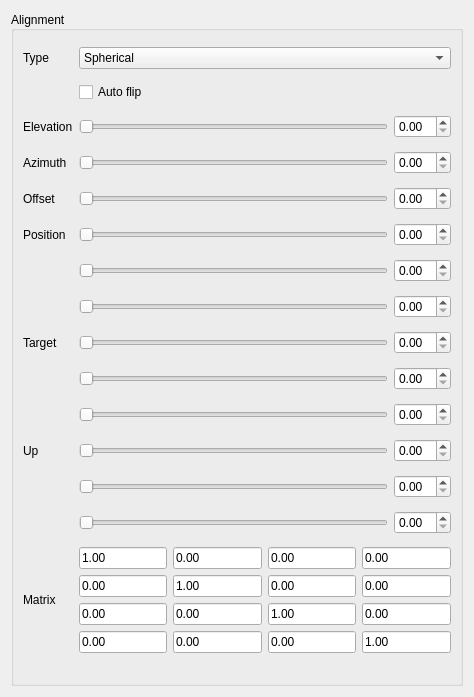
Before: the Qt Designer form ui/AlignmentWidget.ui in ThomasKroes/exposure-render.ercore, drawn with Qt 5.
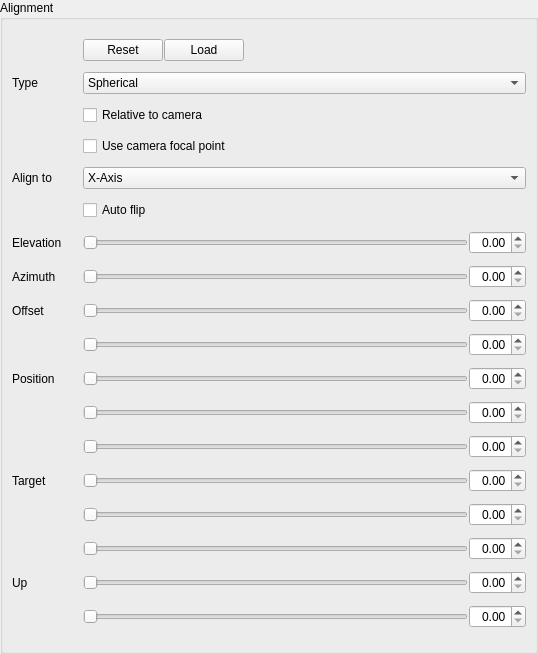
After: the same form once the commit is applied.

Patch:
```diff
--- a/ui/AlignmentWidget.ui
+++ b/ui/AlignmentWidget.ui
@@ -6,355 +6,388 @@
    <rect>
     <x>0</x>
     <y>0</y>
-    <width>474</width>
-    <height>697</height>
+    <width>538</width>
+    <height>654</height>
    </rect>
   </property>
   <property name="windowTitle">
    <string>Form</string>
   </property>
-  <layout class="QVBoxLayout" name="verticalLayout">
-   <item>
-    <widget class="QGroupBox" name="AlignmentGroupBox">
-     <property name="sizePolicy">
-      <sizepolicy hsizetype="Preferred" vsizetype="Minimum">
-       <horstretch>0</horstretch>
-       <verstretch>0</verstretch>
-      </sizepolicy>
-     </property>
+  <layout class="QGridLayout" name="gridLayout">
+   <property name="margin">
+    <number>0</number>
+   </property>
+   <item row="2" column="0">
+    <widget class="QGroupBox" name="groupBox">
      <property name="title">
       <string>Alignment</string>
      </property>
-     <property name="alignment">
-      <set>Qt::AlignLeading|Qt::AlignLeft|Qt::AlignVCenter</set>
-     </property>
-     <layout class="QGridLayout" name="gridLayout">
-      <item row="4" column="0">
+     <layout class="QGridLayout" name="gridLayout_2">
+      <property name="spacing">
+       <number>1</number>
+      </property>
+      <item row="7" column="0">
        <widget class="QLabel" name="AzimuthLabel">
         <property name="text">
          <string>Azimuth</string>
         </property>
        </widget>
       </item>
-      <item row="3" column="3">
-       <widget class="QDoubleSpinBox" name="ElevationSpinBox"/>
-      </item>
-      <item row="3" column="0">
-       <widget class="QLabel" name="ElevationLabel">
+      <item row="0" column="1">
+       <widget class="QPushButton" name="pushButton">
         <property name="text">
-         <string>Elevation</string>
+         <string>Reset</string>
         </property>
        </widget>
       </item>
-      <item row="4" column="3">
-       <widget class="QDoubleSpinBox" name="AzimuthSpinBox"/>
-      </item>
-      <item row="0" column="2" colspan="2">
-       <widget class="QComboBox" name="TypeComboBox">
-        <item>
-         <property name="text">
-          <string>Spherical</string>
-         </property>
-        </item>
-        <item>
-         <property name="text">
-          <string>Look at</string>
-         </property>
-        </item>
-        <item>
-         <property name="text">
-          <string>Matrix input</string>
-         </property>
-        </item>
-        <item>
-         <property name="text">
-          <string>Axial</string>
-         </property>
-        </item>
-       </widget>
-      </item>
-      <item row="0" column="0">
-       <widget class="QLabel" name="TypeLabel">
-        <property name="text">
-         <string>Type</string>
-        </property>
-       </widget>
-      </item>
-      <item row="5" column="3">
-       <widget class="QDoubleSpinBox" name="OffsetSpinBox"/>
-      </item>
-      <item row="18" column="0">
-       <widget class="QLabel" name="MatrixLabel">
-        <property name="text">
-         <string>Matrix</string>
-        </property>
-        <property name="alignment">
-         <set>Qt::AlignLeading|Qt::AlignLeft|Qt::AlignVCenter</set>
-        </property>
-       </widget>
-      </item>
-      <item row="18" column="2" colspan="2">
-       <layout class="QGridLayout" name="gridLayout_2">
-        <item row="0" column="2">
-         <widget class="QLineEdit" name="Matrix02Edit">
-          <property name="text">
-           <string>0.00</string>
-          </property>
-         </widget>
-        </item>
-        <item row="0" column="3">
-         <widget class="QLineEdit" name="Matrix03Edit">
-          <property name="text">
-           <string>0.00</string>
-          </property>
-         </widget>
-        </item>
-        <item row="1" column="0">
-         <widget class="QLineEdit" name="Matrix10Edit">
-          <property name="text">
-           <string>0.00</string>
-          </property>
-         </widget>
-        </item>
-        <item row="1" column="1">
-         <widget class="QLineEdit" name="Matrix11Edit">
-          <property name="text">
-           <string>1.00</string>
-          </property>
-         </widget>
-        </item>
-        <item row="1" column="2">
-         <widget class="QLineEdit" name="Matrix12Edit">
-          <property name="text">
-           <string>0.00</string>
-          </property>
-         </widget>
-        </item>
-        <item row="1" column="3">
-         <widget class="QLineEdit" name="Matrix13Edit">
-          <property name="text">
-           <string>0.00</string>
-          </property>
-         </widget>
-        </item>
-        <item row="2" column="0">
-         <widget class="QLineEdit" name="Matrix20Edit">
-          <property name="text">
-           <string>0.00</string>
-          </property>
-         </widget>
-        </item>
-        <item row="2" column="1">
-         <widget class="QLineEdit" name="Matrix21Edit">
-          <property name="text">
-           <string>0.00</string>
-          </property>
-         </widget>
-        </item>
-        <item row="2" column="2">
-         <widget class="QLineEdit" name="Matrix22Edit">
-          <property name="text">
-           <string>1.00</string>
-          </property>
-         </widget>
-        </item>
-        <item row="2" column="3">
-         <widget class="QLineEdit" name="Matrix23Edit">
-          <property name="text">
-           <string>0.00</string>
-          </property>
-         </widget>
-        </item>
-        <item row="0" column="0">
-         <widget class="QLineEdit" name="Matrix00Edit">
-          <property name="text">
-           <string>1.00</string>
-          </property>
-         </widget>
-        </item>
-        <item row="0" column="1">
-         <widget class="QLineEdit" name="Matrix01Edit">
-          <property name="text">
-           <string>0.00</string>
-          </property>
-         </widget>
-        </item>
-        <item row="3" column="0">
-         <widget class="QLineEdit" name="Matrix30Edit">
-          <property name="text">
-           <string>0.00</string>
-          </property>
-         </widget>
-        </item>
-        <item row="3" column="1">
-         <widget class="QLineEdit" name="Matrix31Edit">
-          <property name="text">
-           <string>0.00</string>
-          </property>
-         </widget>
-        </item>
-        <item row="3" column="2">
-         <widget class="QLineEdit" name="Matrix32Edit">
-          <property name="text">
-           <string>0.00</string>
-          </property>
-         </widget>
-        </item>
-        <item row="3" column="3">
-         <widget class="QLineEdit" name="Matrix33Edit">
-          <property name="text">
-           <string>1.00</string>
-          </property>
-         </widget>
-        </item>
-       </layout>
-      </item>
-      <item row="3" column="2">
+      <item row="6" column="1" colspan="3">
        <widget class="QSlider" name="ElevationSlider">
         <property name="orientation">
          <enum>Qt::Horizontal</enum>
         </property>
        </widget>
       </item>
-      <item row="4" column="2">
-       <widget class="QSlider" name="AzimuthSlider">
-        <property name="orientation">
-         <enum>Qt::Horizontal</enum>
+      <item row="9" column="4">
+       <widget class="QDoubleSpinBox" name="PositionXSpinBox">
+        <property name="alignment">
+         <set>Qt::AlignRight|Qt::AlignTrailing|Qt::AlignVCenter</set>
         </property>
        </widget>
       </item>
-      <item row="5" column="0">
+      <item row="8" column="0">
        <widget class="QLabel" name="OffsetLabel">
         <property name="text">
          <string>Offset</string>
         </property>
        </widget>
       </item>
-      <item row="5" column="2">
+      <item row="0" column="0">
+       <spacer name="horizontalSpacer">
+        <property name="orientation">
+         <enum>Qt::Horizontal</enum>
+        </property>
+        <property name="sizeType">
+         <enum>QSizePolicy::Fixed</enum>
+        </property>
+        <property name="sizeHint" stdset="0">
+         <size>
+          <width>27</width>
+          <height>22</height>
+         </size>
+        </property>
+       </spacer>
+      </item>
+      <item row="8" column="4">
+       <widget class="QDoubleSpinBox" name="OffsetSpinBox">
+        <property name="alignment">
+         <set>Qt::AlignRight|Qt::AlignTrailing|Qt::AlignVCenter</set>
+        </property>
+       </widget>
+      </item>
+      <item row="3" column="1" colspan="3">
+       <widget class="QCheckBox" name="UseCameraFocalPointCheckBox">
+        <property name="text">
+         <string>Use camera focal point</string>
+        </property>
+       </widget>
+      </item>
+      <item row="10" column="4">
+       <widget class="QDoubleSpinBox" name="PositionYSpinBox">
+        <property name="alignment">
+         <set>Qt::AlignRight|Qt::AlignTrailing|Qt::AlignVCenter</set>
+        </property>
+       </widget>
+      </item>
+      <item row="8" column="1" colspan="3">
        <widget class="QSlider" name="OffsetSlider">
         <property name="orientation">
          <enum>Qt::Horizontal</enum>
         </property>
        </widget>
       </item>
-      <item row="6" column="2">
-       <widget class="QSlider" name="PositionXSlider">
+      <item row="10" column="1" colspan="3">
+       <widget class="QSlider" name="PositionYSlider">
         <property name="orientation">
          <enum>Qt::Horizontal</enum>
         </property>
        </widget>
       </item>
-      <item row="6" column="0">
+      <item row="4" column="1" colspan="4">
+       <widget class="QComboBox" name="AlignToComboBox">
+        <property name="sizePolicy">
+         <sizepolicy hsizetype="Expanding" vsizetype="Fixed">
+          <horstretch>0</horstretch>
+          <verstretch>0</verstretch>
+         </sizepolicy>
+        </property>
+        <item>
+         <property name="text">
+          <string>X-Axis</string>
+         </property>
+        </item>
+        <item>
+         <property name="text">
+          <string>Y-Axis</string>
+         </property>
+        </item>
+        <item>
+         <property name="text">
+          <string>Z-Axis</string>
+         </property>
+        </item>
+       </widget>
+      </item>
+      <item row="2" column="1" colspan="3">
+       <widget class="QCheckBox" name="RelativeToCameraCheckBox">
+        <property name="text">
+         <string>Relative to camera</string>
+        </property>
+       </widget>
+      </item>
+      <item row="7" column="1" colspan="3">
+       <widget class="QSlider" name="AzimuthSlider">
+        <property name="orientation">
+         <enum>Qt::Horizontal</enum>
+        </property>
+       </widget>
+      </item>
+      <item row="9" column="0" rowspan="3">
        <widget class="QLabel" name="PositionLabel">
         <property name="text">
          <string>Position</string>
         </property>
        </widget>
       </item>
-      <item row="7" column="2">
-       <widget class="QSlider" name="PositionYSlider">
+      <item row="1" column="0">
+       <widget class="QLabel" name="TypeLabel">
+        <property name="sizePolicy">
+         <sizepolicy hsizetype="Preferred" vsizetype="Preferred">
+          <horstretch>0</horstretch>
+          <verstretch>0</verstretch>
+         </sizepolicy>
+        </property>
+        <property name="minimumSize">
+         <size>
+          <width>70</width>
+          <height>0</height>
+         </size>
+        </property>
+        <property name="text">
+         <string>Type</string>
+        </property>
+       </widget>
+      </item>
+      <item row="9" column="1" colspan="3">
+       <widget class="QSlider" name="PositionXSlider">
         <property name="orientation">
          <enum>Qt::Horizontal</enum>
         </property>
        </widget>
       </item>
-      <item row="12" column="3">
-       <widget class="QDoubleSpinBox" name="UpXSpinBox"/>
+      <item row="16" column="1" colspan="3">
+       <widget class="QSlider" name="UpYSlider">
+        <property name="orientation">
+         <enum>Qt::Horizontal</enum>
+        </property>
+       </widget>
       </item>
-      <item row="17" column="3">
-       <widget class="QDoubleSpinBox" name="UpZSpinBox"/>
+      <item row="17" column="4">
+       <widget class="QDoubleSpinBox" name="UpZSpinBox">
+        <property name="alignment">
+         <set>Qt::AlignRight|Qt::AlignTrailing|Qt::AlignVCenter</set>
+        </property>
+       </widget>
       </item>
-      <item row="8" column="2">
-       <widget class="QSlider" name="PositionZSlider">
+      <item row="15" column="1" colspan="3">
+       <widget class="QSlider" name="UpXSlider">
         <property name="orientation">
          <enum>Qt::Horizontal</enum>
         </property>
        </widget>
       </item>
-      <item row="11" column="3">
-       <widget class="QDoubleSpinBox" name="TargetZSpinBox"/>
+      <item row="14" column="4">
+       <widget class="QDoubleSpinBox" name="TargetZSpinBox">
+        <property name="alignment">
+         <set>Qt::AlignRight|Qt::AlignTrailing|Qt::AlignVCenter</set>
+        </property>
+       </widget>
       </item>
-      <item row="9" column="3">
-       <widget class="QDoubleSpinBox" name="TargetXSpinBox"/>
+      <item row="15" column="4">
+       <widget class="QDoubleSpinBox" name="UpXSpinBox">
+        <property name="alignment">
+         <set>Qt::AlignRight|Qt::AlignTrailing|Qt::AlignVCenter</set>
+        </property>
+       </widget>
       </item>
-      <item row="11" column="2">
+      <item row="17" column="1" colspan="3">
+       <widget class="QSlider" name="UpZSlider">
+        <property name="orientation">
+         <enum>Qt::Horizontal</enum>
+        </property>
+       </widget>
+      </item>
+      <item row="15" column="0" rowspan="3">
+       <widget class="QLabel" name="UpLabel">
+        <property name="text">
+         <string>Up</string>
+        </property>
+       </widget>
+      </item>
+      <item row="16" column="4">
+       <widget class="QDoubleSpinBox" name="UpYSpinBox">
+        <property name="alignment">
+         <set>Qt::AlignRight|Qt::AlignTrailing|Qt::AlignVCenter</set>
+        </property>
+       </widget>
+      </item>
+      <item row="0" column="3">
+       <spacer name="horizontalSpacer_2">
+        <property name="orientation">
+         <enum>Qt::Horizontal</enum>
+        </property>
+        <property name="sizeHint" stdset="0">
+         <size>
+          <width>242</width>
+          <height>20</height>
+         </size>
+        </property>
+       </spacer>
+      </item>
+      <item row="1" column="1" colspan="4">
+       <widget class="QComboBox" name="TypeComboBox">
+        <property name="sizePolicy">
+         <sizepolicy hsizetype="Expanding" vsizetype="Fixed">
+          <horstretch>0</horstretch>
+          <verstretch>0</verstretch>
+         </sizepolicy>
+        </property>
+        <item>
+         <property name="text">
+          <string>Spherical</string>
+         </property>
+        </item>
+        <item>
+         <property name="text">
+          <string>Look at</string>
+         </property>
+        </item>
+        <item>
+         <property name="text">
+          <string>Axial</string>
+         </property>
+        </item>
+       </widget>
+      </item>
+      <item row="14" column="1" colspan="3">
        <widget class="QSlider" name="TargetZSlider">
         <property name="orientation">
          <enum>Qt::Horizontal</enum>
         </property>
        </widget>
       </item>
-      <item row="10" column="2">
+      <item row="13" column="4">
+       <widget class="QDoubleSpinBox" name="TargetYSpinBox">
+        <property name="alignment">
+         <set>Qt::AlignRight|Qt::AlignTrailing|Qt::AlignVCenter</set>
+        </property>
+       </widget>
+      </item>
+      <item row="13" column="1" colspan="3">
        <widget class="QSlider" name="TargetYSlider">
         <property name="orientation">
          <enum>Qt::Horizontal</enum>
         </property>
        </widget>
       </item>
-      <item row="9" column="2">
+      <item row="11" column="1" colspan="3">
+       <widget class="QSlider" name="PositionZSlider">
+        <property name="orientation">
+         <enum>Qt::Horizontal</enum>
+        </property>
+       </widget>
+      </item>
+      <item row="12" column="1" colspan="3">
        <widget class="QSlider" name="TargetXSlider">
         <property name="orientation">
          <enum>Qt::Horizontal</enum>
         </property>
        </widget>
       </item>
-      <item row="6" column="3">
-       <widget class="QDoubleSpinBox" name="PositionXSpinBox"/>
-      </item>
-      <item row="7" column="3">
-       <widget class="QDoubleSpinBox" name="PositionYSpinBox"/>
-      </item>
-      <item row="8" column="3">
-       <widget class="QDoubleSpinBox" name="PositionZSpinBox"/>
-      </item>
-      <item row="10" column="3">
-       <widget class="QDoubleSpinBox" name="TargetYSpinBox"/>
-      </item>
-      <item row="9" column="0">
+      <item row="12" column="0" rowspan="3">
        <widget class="QLabel" name="TargetLabel">
         <property name="text">
          <string>Target</string>
         </property>
        </widget>
       </item>
-      <item row="17" column="2">
-       <widget class="QSlider" name="UpZSlider">
-        <property name="orientation">
-         <enum>Qt::Horizontal</enum>
+      <item row="6" column="4">
+       <widget class="QDoubleSpinBox" name="ElevationSpinBox">
+        <property name="alignment">
+         <set>Qt::AlignRight|Qt::AlignTrailing|Qt::AlignVCenter</set>
         </property>
        </widget>
       </item>
-      <item row="15" column="2">
-       <widget class="QSlider" name="UpYSlider">
-        <property name="orientation">
-         <enum>Qt::Horizontal</enum>
-        </property>
-       </widget>
-      </item>
-      <item row="12" column="2">
-       <widget class="QSlider" name="UpXSlider">
-        <property name="orientation">
-         <enum>Qt::Horizontal</enum>
-        </property>
-       </widget>
-      </item>
-      <item row="12" column="0">
-       <widget class="QLabel" name="UpLabel">
+      <item row="6" column="0">
+       <widget class="QLabel" name="ElevationLabel">
         <property name="text">
-         <string>Up</string>
+         <string>Elevation</string>
         </property>
        </widget>
       </item>
-      <item row="15" column="3">
-       <widget class="QDoubleSpinBox" name="UpYSpinBox"/>
+      <item row="12" column="4">
+       <widget class="QDoubleSpinBox" name="TargetXSpinBox">
+        <property name="alignment">
+         <set>Qt::AlignRight|Qt::AlignTrailing|Qt::AlignVCenter</set>
+        </property>
+       </widget>
       </item>
-      <item row="1" column="2" colspan="2">
+      <item row="7" column="4">
+       <widget class="QDoubleSpinBox" name="AzimuthSpinBox">
+        <property name="alignment">
+         <set>Qt::AlignRight|Qt::AlignTrailing|Qt::AlignVCenter</set>
+        </property>
+       </widget>
+      </item>
+      <item row="5" column="1" colspan="3">
        <widget class="QCheckBox" name="AutoFlipCheckBox">
         <property name="text">
          <string>Auto flip</string>
         </property>
        </widget>
       </item>
+      <item row="11" column="4">
+       <widget class="QDoubleSpinBox" name="PositionZSpinBox">
+        <property name="alignment">
+         <set>Qt::AlignRight|Qt::AlignTrailing|Qt::AlignVCenter</set>
+        </property>
+       </widget>
+      </item>
+      <item row="4" column="0">
+       <widget class="QLabel" name="AlignToLabel">
+        <property name="sizePolicy">
+         <sizepolicy hsizetype="Fixed" vsizetype="Preferred">
+          <horstretch>0</horstretch>
+          <verstretch>0</verstretch>
+         </sizepolicy>
+        </property>
+        <property name="minimumSize">
+         <size>
+          <width>70</width>
+          <height>0</height>
+         </size>
+        </property>
+        <property name="text">
+         <string>Align to</string>
+        </property>
+       </widget>
+      </item>
+      <item row="0" column="2">
+       <widget class="QPushButton" name="pushButton_2">
+        <property name="text">
+         <string>Load</string>
+        </property>
+       </widget>
+      </item>
      </layout>
     </widget>
    </item>
```
Left out of the diff: 4 changed lines with no effect on the pictures.
